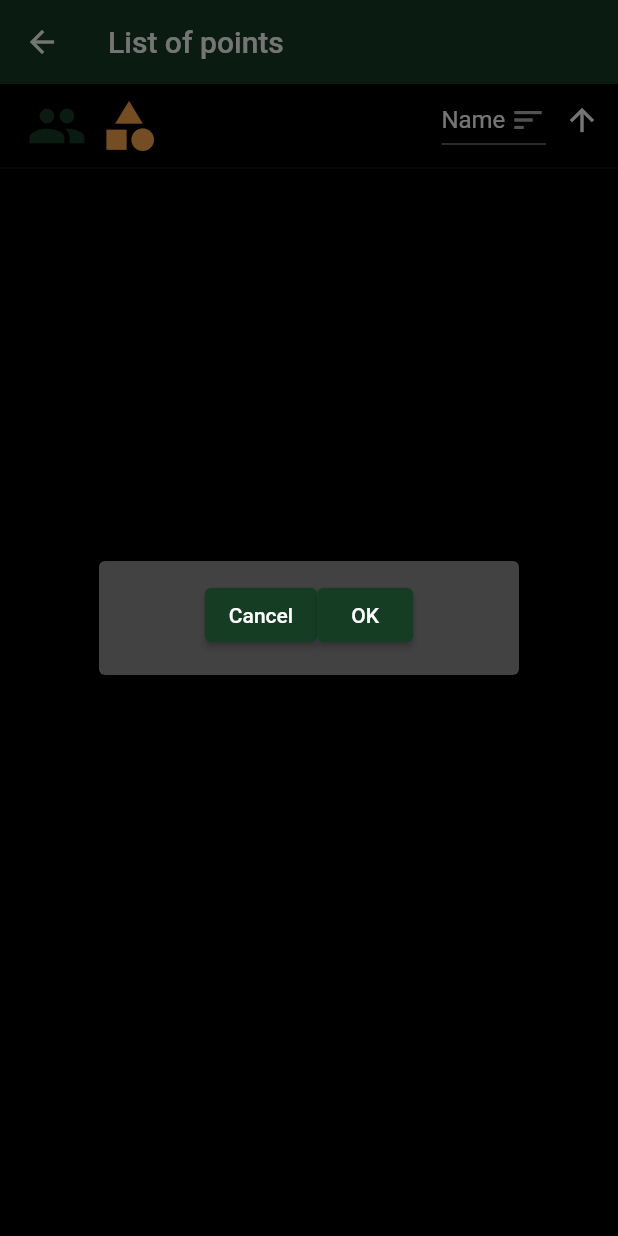
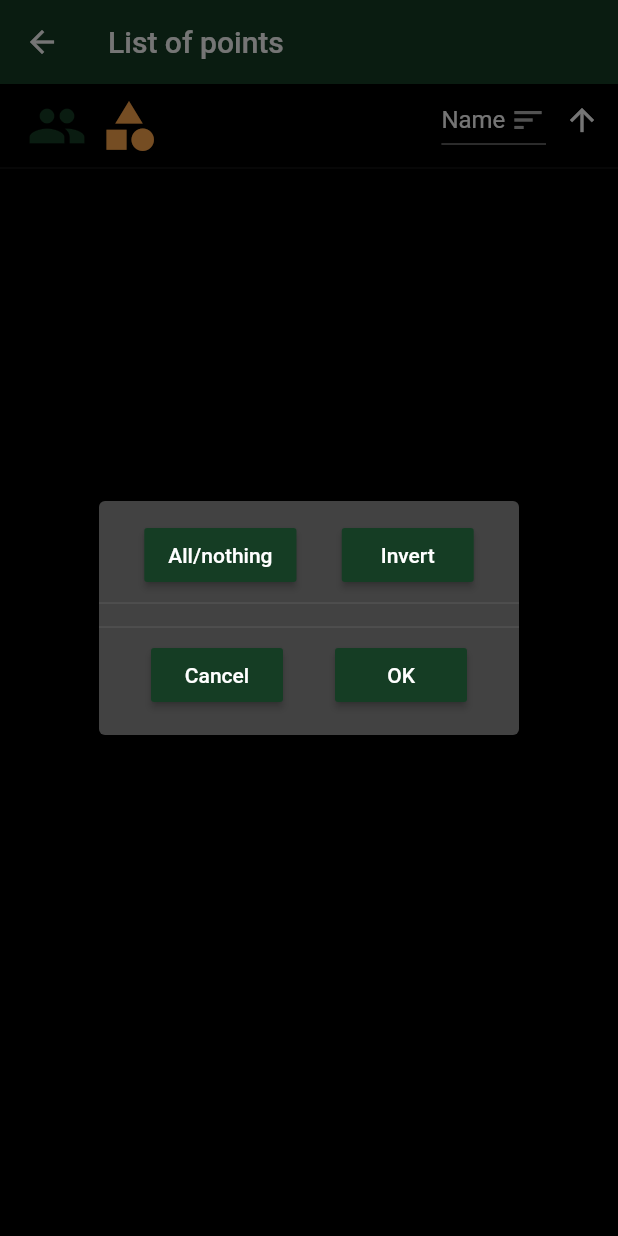
Before and after one commit to Cernobor/oko-app, a Flutter app: the PointList screen opened directly with empty values, after a tap on the "people" icon, on a phone screen of 412 x 824 dp. Run offline on Flutter 3.47's test engine with Material 2 defaults, Android fonts, the phone set to English and light mode, and no system bars; our stand-ins replace diacritic, flutter_compass, flutter_map, latlong2, location, sprintf and 1 more; missing offline and left inert: filesize, flutter_vibrate, positioned_tap_detector_2, qr_code_scanner, vector_map_tiles, vector_tile_renderer; accounts and stored records are empty.

Commit message:
all/nothing and invert in point list filters

```diff
--- a/lib/dialogs/multi_checker.dart
+++ b/lib/dialogs/multi_checker.dart
@@ -18,6 +18,35 @@ class _MultiCheckerState<T> extends State<MultiChecker<T>> {
   Widget build(BuildContext context) {
     return SimpleDialog(
       children: <Widget>[
+        Row(
+          mainAxisSize: MainAxisSize.max,
+          mainAxisAlignment: MainAxisAlignment.spaceEvenly,
+          crossAxisAlignment: CrossAxisAlignment.end,
+          children: <Widget>[
+            MaterialButton(
+              color: Theme.of(context).colorScheme.primary,
+              textColor: Theme.of(context).colorScheme.onPrimary,
+              child: Text(I18N.of(context).allNothing),
+              onPressed: () {
+                bool val = checked.contains(false);
+                  setState(() {
+                    checked.setAll(0, List<bool>.filled(checked.length, val));
+                  });
+              },
+            ),
+            MaterialButton(
+              color: Theme.of(context).colorScheme.primary,
+              textColor: Theme.of(context).colorScheme.onPrimary,
+              child: Text(I18N.of(context).invert),
+              onPressed: () {
+                setState(() {
+                  checked.setAll(0, checked.map((e) => !e));
+                });
+              },
+            )
+          ],
+        ),
+        const Divider(),
         ListView(
           scrollDirection: Axis.vertical,
           shrinkWrap: true,
@@ -37,16 +66,21 @@ class _MultiCheckerState<T> extends State<MultiChecker<T>> {
               .values
               .toList(growable: false),
         ),
+        const Divider(),
         Row(
           mainAxisSize: MainAxisSize.max,
-          mainAxisAlignment: MainAxisAlignment.center,
+          mainAxisAlignment: MainAxisAlignment.spaceEvenly,
           crossAxisAlignment: CrossAxisAlignment.end,
           children: <Widget>[
-            ElevatedButton(
+            MaterialButton(
+              color: Theme.of(context).colorScheme.primary,
+              textColor: Theme.of(context).colorScheme.onPrimary,
               child: Text(I18N.of(context).dialogCancel),
               onPressed: onCancel,
             ),
-            ElevatedButton(
+            MaterialButton(
+              color: Theme.of(context).colorScheme.primary,
+              textColor: Theme.of(context).colorScheme.onPrimary,
               child: Text(I18N.of(context).ok),
               onPressed: onOk,
             )
--- a/lib/i18n.dart
+++ b/lib/i18n.dart
@@ -256,6 +256,14 @@ class I18N {
         'en': 'Unexpected status code: %d'
       }[locale.languageCode]!,
       [code]);
+  String get allNothing => {
+    'cs': 'Vše/nic',
+    'en': 'All/nothing'
+  }[locale.languageCode]!;
+  String get invert => {
+    'cs': 'Invertovat',
+    'en': 'Invert'
+  }[locale.languageCode]!;
 }
 
 class I18NDelegate extends LocalizationsDelegate<I18N> {
```
